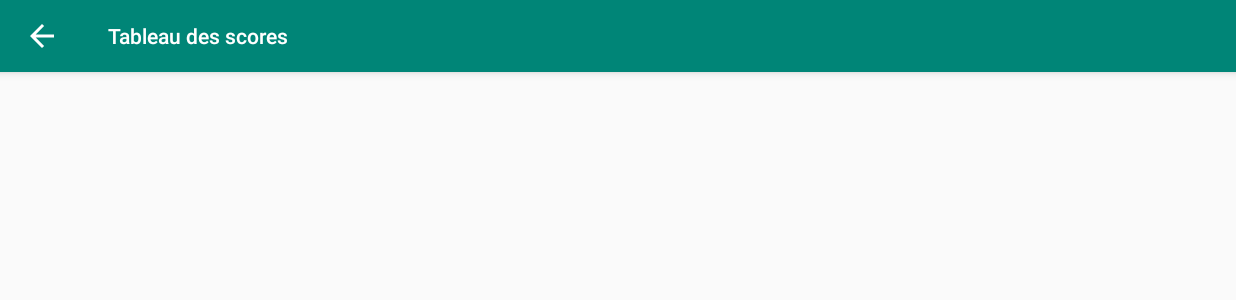
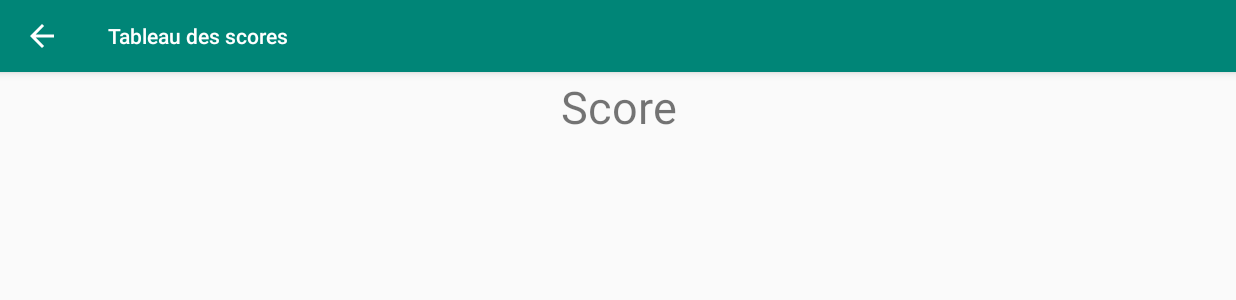
Before and after one commit to hugo-clems/screaming-bird, an Android app: the screen it shows after launch (ScoreboardActivity), after a tap on "TABLEAUX DES SCORES", on a phone screen of 824 x 412 dp (held sideways). Shown: the top 300 px of the screen. Run offline under Robolectric (Android 15) with nearby library versions, the light colour scheme and no system bars.

Commit message:
init db + score display

```diff
--- /dev/null
+++ b/app/src/main/java/hutoch/m2dl/screamingbird/AppDatabaseSQLite.java
@@ -0,0 +1,39 @@
+package hutoch.m2dl.screamingbird;
+
+import android.content.Context;
+import android.database.sqlite.SQLiteDatabase;
+import android.database.sqlite.SQLiteDatabase.CursorFactory;
+import android.database.sqlite.SQLiteOpenHelper;
+
+import hutoch.m2dl.screamingbird.datacontracts.ScoreContract.ScoreEntry;
+
+public class AppDatabaseSQLite extends SQLiteOpenHelper {
+
+    public static final int DATABASE_VERSION = 1;
+    public static final String DATABASE_NAME = "ScoreReader.db";
+
+
+    private static final String CREATE_ENTRIES =
+            "CREATE TABLE " + ScoreEntry.TABLE_NAME + " (" +
+            ScoreEntry._ID + " INTEGER PRIMARY KEY," +
+            ScoreEntry.COLUMN_NAME_NICKNAME + " TEXT," +
+            ScoreEntry.COLUMN_NAME_SCORE + " NUMBER)";
+
+    private static final String SQL_DELETE_ENTRIES =
+            "DROP TABLE IF EXISTS " + ScoreEntry.TABLE_NAME;
+
+    public AppDatabaseSQLite(Context context) {
+        super(context, DATABASE_NAME, null, DATABASE_VERSION);
+    }
+
+    @Override
+    public void onCreate(SQLiteDatabase db) {
+        db.execSQL(CREATE_ENTRIES);
+    }
+
+    @Override
+    public void onUpgrade(SQLiteDatabase db, int oldVersion, int newVersion) {
+        db.execSQL(SQL_DELETE_ENTRIES);
+        onCreate(db);
+    }
+}
--- a/app/src/main/java/hutoch/m2dl/screamingbird/ScoreboardActivity.java
+++ b/app/src/main/java/hutoch/m2dl/screamingbird/ScoreboardActivity.java
@@ -1,14 +1,66 @@
 package hutoch.m2dl.screamingbird;
 
+import android.database.Cursor;
+import android.database.sqlite.SQLiteDatabase;
+import android.provider.BaseColumns;
 import android.support.v7.app.AppCompatActivity;
 import android.os.Bundle;
+import android.widget.ArrayAdapter;
+import android.widget.ListView;
+
+import java.util.ArrayList;
+import java.util.List;
+
+import hutoch.m2dl.screamingbird.datacontracts.ScoreContract;
 
 public class ScoreboardActivity extends AppCompatActivity {
+
+    private ListView scoreListView;
+    private ArrayAdapter<String> adapter;
+
+    private List<String> scoreList;
 
     @Override
     protected void onCreate(Bundle savedInstanceState) {
         super.onCreate(savedInstanceState);
         setContentView(R.layout.activity_scoreboard);
+
+        scoreListView = findViewById(R.id.scoreList);
+
+        scoreList = new ArrayList<>();
+
+        AppDatabaseSQLite dbHelper = new AppDatabaseSQLite(getApplicationContext());
+        SQLiteDatabase db = dbHelper.getReadableDatabase();
+
+        String[] projection = {
+                BaseColumns._ID,
+                ScoreContract.ScoreEntry.COLUMN_NAME_NICKNAME,
+                ScoreContract.ScoreEntry.COLUMN_NAME_SCORE
+        };
+
+        Cursor cursor = db.query(
+                ScoreContract.ScoreEntry.TABLE_NAME,
+                projection,
+                null,
+                null,
+                null,
+                null,
+                null
+        );
+
+        while(cursor.moveToNext()) {
+            String nick = cursor.getString(cursor.getColumnIndexOrThrow(ScoreContract.ScoreEntry.COLUMN_NAME_NICKNAME));
+            int score = cursor.getInt(cursor.getColumnIndexOrThrow(ScoreContract.ScoreEntry.COLUMN_NAME_SCORE));
+
+            scoreList.add(new String(nick + " - " + score));
+        }
+
+
+        adapter=new ArrayAdapter<String>(this,
+                android.R.layout.simple_list_item_1,
+                scoreList);
+
+        scoreListView.setAdapter(adapter);
     }
 
 }
--- a/app/src/main/res/layout/activity_scoreboard.xml
+++ b/app/src/main/res/layout/activity_scoreboard.xml
@@ -6,4 +6,25 @@
     android:layout_height="match_parent"
     tools:context=".ScoreboardActivity">
 
+    <LinearLayout
+        android:layout_width="match_parent"
+        android:layout_height="match_parent"
+        android:orientation="vertical">
+
+        <TextView
+            android:id="@+id/textView"
+            android:layout_width="match_parent"
+            android:layout_height="match_parent"
+            android:layout_weight="7"
+            android:gravity="center"
+            android:text="Score"
+            android:textSize="30dp" />
+
+        <ListView
+            android:id="@+id/scoreList"
+            android:layout_width="match_parent"
+            android:layout_height="match_parent"
+            android:layout_weight="1" />
+
+    </LinearLayout>
 </android.support.constraint.ConstraintLayout>
```
Also changed, not shown: app/src/main/java/hutoch/m2dl/screamingbird/datacontracts/ScoreContract.java (added, +13 -0 lines), app/src/main/java/hutoch/m2dl/screamingbird/models/Score.java (added, +39 -0 lines).
